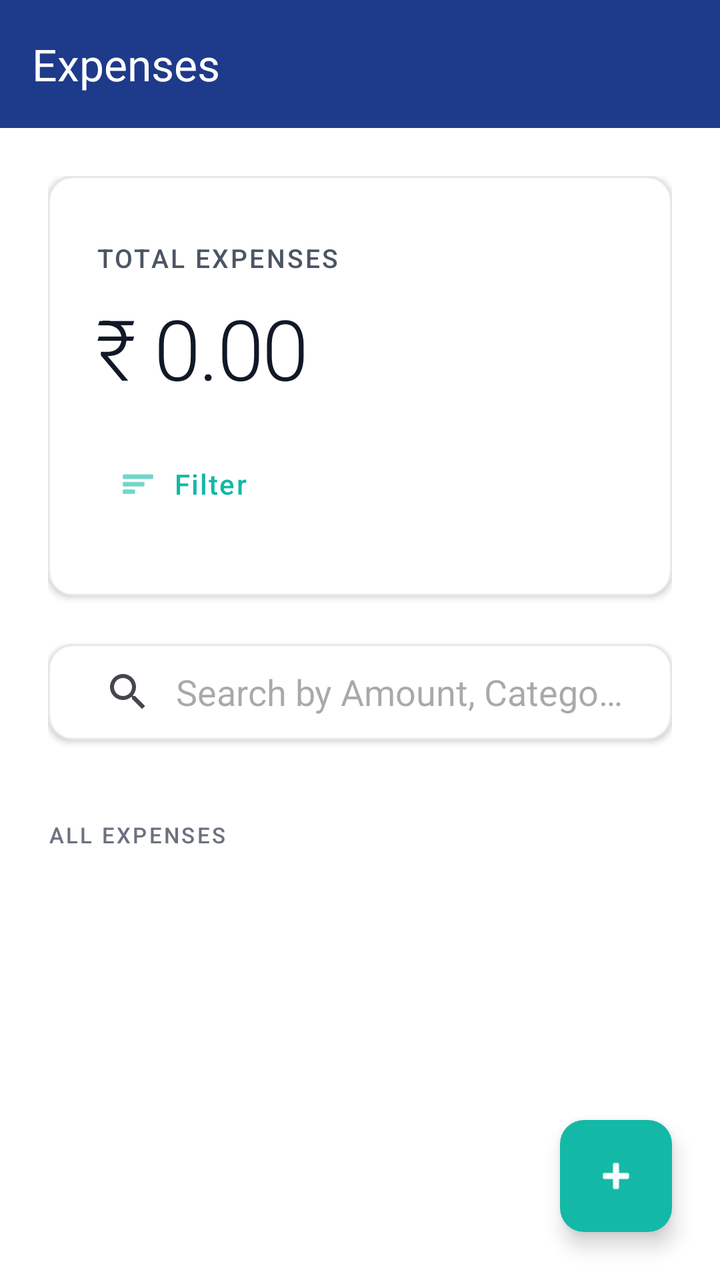
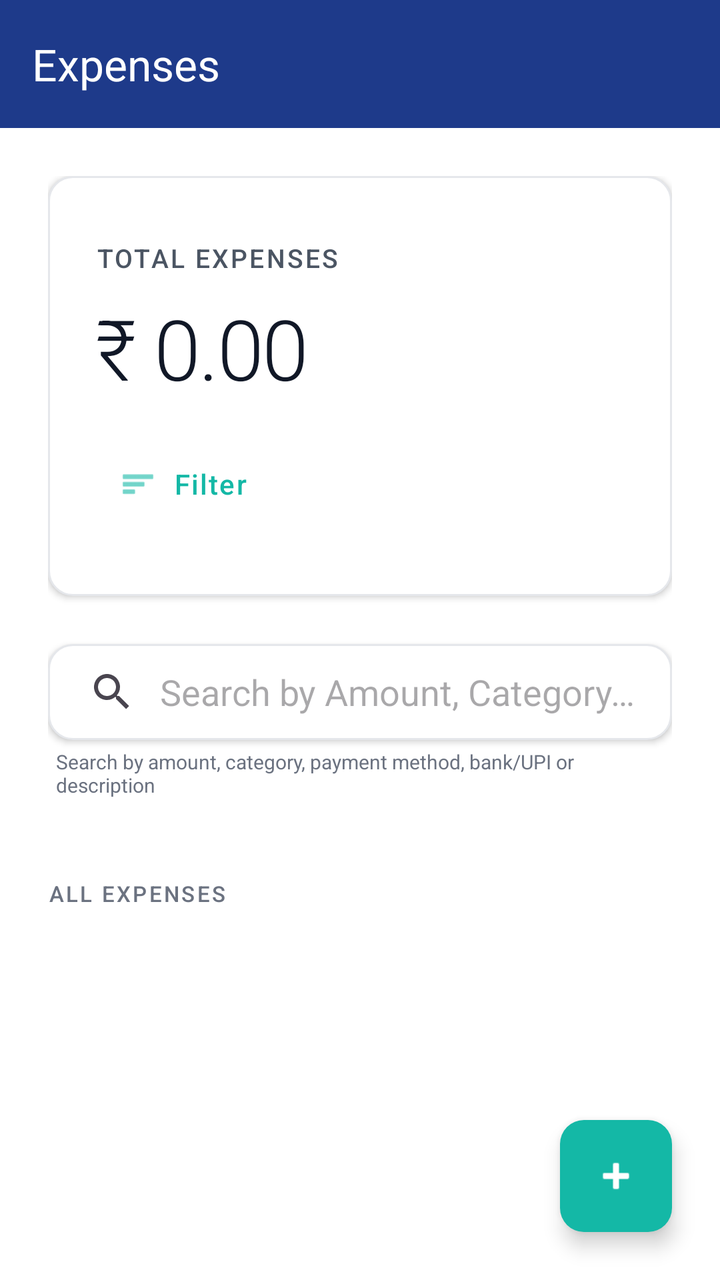

Screens rendered from an Android XML layout before and after an edit, with the pre-edit source and the edit as a unified diff.
<!-- AndroidManifest.xml: application theme Theme.ExpenseTracker.Timeless -->
<!-- res/layout/activity_main.xml -->
<?xml version="1.0" encoding="utf-8"?>
<androidx.coordinatorlayout.widget.CoordinatorLayout xmlns:android="http://schemas.android.com/apk/res/android"
    xmlns:app="http://schemas.android.com/apk/res-auto"
    android:layout_width="match_parent"
    android:layout_height="match_parent"
    android:background="@color/light_background">

    
    <com.google.android.material.appbar.AppBarLayout
        android:id="@+id/appBar"
        android:layout_width="match_parent"
        android:layout_height="wrap_content"
        android:background="@color/navy_primary"
        android:elevation="4dp"
        app:elevation="4dp">

        <com.google.android.material.appbar.MaterialToolbar
            android:id="@+id/toolbar"
            android:layout_width="match_parent"
            android:layout_height="?attr/actionBarSize"
            android:background="@color/navy_primary"
            app:title="Expenses"
            app:titleTextColor="@color/white" />

    </com.google.android.material.appbar.AppBarLayout>

    
    <androidx.core.widget.NestedScrollView
        android:layout_width="match_parent"
        android:layout_height="match_parent"
        android:fillViewport="true"
        android:scrollbars="vertical"
        android:scrollbarStyle="outsideOverlay"
        android:scrollbarThumbVertical="@color/teal_accent"
        android:scrollbarSize="4dp"
        android:fadeScrollbars="false"
        app:layout_behavior="@string/appbar_scrolling_view_behavior">

        <LinearLayout
            android:layout_width="match_parent"
            android:layout_height="wrap_content"
            android:orientation="vertical"
            android:padding="24dp">

            
            <LinearLayout
                android:layout_width="match_parent"
                android:layout_height="wrap_content"
                android:orientation="vertical"
                android:paddingVertical="32dp"
                android:paddingHorizontal="24dp"
                android:background="@drawable/timeless_card_bg"
                android:elevation="2dp">

                <TextView
                    android:layout_width="wrap_content"
                    android:layout_height="wrap_content"
                    android:text="Total Expenses"
                    android:textSize="13sp"
                    android:textColor="@color/timeless_text_secondary"
                    android:letterSpacing="0.08"
                    android:fontFamily="sans-serif-medium"
                    android:textAllCaps="true" />

                <TextView
                    android:id="@+id/tvTotalAmount"
                    android:layout_width="wrap_content"
                    android:layout_height="wrap_content"
                    android:text="₹ 0.00"
                    android:textSize="42sp"
                    android:textColor="@color/timeless_text_primary"
                    android:fontFamily="sans-serif-light"
                    android:letterSpacing="-0.02"
                    android:layout_marginTop="8dp" />

                
                <com.google.android.material.button.MaterialButton
                    android:id="@+id/btnFilter"
                    style="@style/Widget.Material3.Button.TextButton"
                    android:layout_width="wrap_content"
                    android:layout_height="48dp"
                    android:text="Filter"
                    android:textColor="@color/teal_accent"
                    android:textSize="14sp"
                    android:letterSpacing="0.05"
                    android:fontFamily="sans-serif-medium"
                    app:icon="@android:drawable/ic_menu_sort_by_size"
                    app:iconTint="@color/teal_accent"
                    app:iconGravity="start"
                    app:iconPadding="8dp"
                    app:rippleColor="@color/teal_light"
                    android:layout_marginTop="16dp" />

            </LinearLayout>

            
            <androidx.appcompat.widget.SearchView
                android:id="@+id/searchView"
                android:layout_width="match_parent"
                android:layout_height="wrap_content"
                android:layout_marginTop="24dp"
                android:paddingVertical="4dp"
                android:paddingHorizontal="8dp"
                android:background="@drawable/timeless_card_bg"
                android:elevation="2dp"
                android:queryHint="Search by Amount, Category, Payment Method, UPI App/Bank or Description"
                app:iconifiedByDefault="false"
                app:queryBackground="@android:color/transparent"
                app:defaultQueryHint="Search by Amount, Category, Payment Method, UPI App/Bank or Description" />

            
            <TextView
                android:id="@+id/tvExpensesHeader"
                android:layout_width="wrap_content"
                android:layout_height="wrap_content"
                android:text="All Expenses"
                android:textSize="11sp"
                android:textColor="@color/timeless_text_tertiary"
                android:letterSpacing="0.1"
                android:fontFamily="sans-serif-medium"
                android:textAllCaps="true"
                android:layout_marginTop="40dp"
                android:layout_marginBottom="16dp" />

            
            <TextView
                android:id="@+id/tvEmpty"
                android:layout_width="match_parent"
                android:layout_height="wrap_content"
                android:text="No expenses yet"
                android:textSize="15sp"
                android:textColor="@color/timeless_text_tertiary"
                android:fontFamily="sans-serif"
                android:gravity="center"
                android:padding="48dp"
                android:visibility="gone" />

            
            <androidx.recyclerview.widget.RecyclerView
                android:id="@+id/recyclerView"
                android:layout_width="match_parent"
                android:layout_height="wrap_content"
                android:clipToPadding="false"
                android:nestedScrollingEnabled="false"
                android:scrollbars="vertical"
                android:scrollbarStyle="outsideOverlay"
                android:scrollbarThumbVertical="@color/teal_accent"
                android:scrollbarSize="4dp"
                android:fadeScrollbars="false" />

            
            <com.google.android.material.card.MaterialCardView
                android:id="@+id/layoutCategorySummary"
                android:layout_width="match_parent"
                android:layout_height="wrap_content"
                android:layout_marginTop="24dp"
                android:visibility="gone"
                app:cardBackgroundColor="@color/timeless_off_white"
                app:cardCornerRadius="12dp"
                app:cardElevation="0dp"
                app:strokeWidth="0dp">

                <LinearLayout
                    android:layout_width="match_parent"
                    android:layout_height="wrap_content"
                    android:orientation="vertical"
                    android:padding="20dp">

                    <TextView
                        android:layout_width="wrap_content"
                        android:layout_height="wrap_content"
                        android:text="Summary by Category"
                        android:textSize="11sp"
                        android:textColor="@color/timeless_text_tertiary"
                        android:letterSpacing="0.1"
                        android:fontFamily="sans-serif-medium"
                        android:textAllCaps="true"
                        android:layout_marginBottom="16dp" />

                    <androidx.recyclerview.widget.RecyclerView
                        android:id="@+id/rvCategorySummary"
                        android:layout_width="match_parent"
                        android:layout_height="wrap_content"
                        android:nestedScrollingEnabled="false" />

                </LinearLayout>

            </com.google.android.material.card.MaterialCardView>

        </LinearLayout>

    </androidx.core.widget.NestedScrollView>

    
    <com.google.android.material.floatingactionbutton.FloatingActionButton
        android:id="@+id/fabAdd"
        android:layout_width="wrap_content"
        android:layout_height="wrap_content"
        android:layout_gravity="bottom|end"
        android:layout_margin="24dp"
        android:contentDescription="Add Expense"
        android:src="@android:drawable/ic_input_add"
        app:backgroundTint="@color/teal_accent"
        app:tint="@color/white"
        app:elevation="6dp"
        app:borderWidth="0dp" />

</androidx.coordinatorlayout.widget.CoordinatorLayout>
<!-- resources referenced by this layout -->
<resources>
  <color name="light_background">#FFFFFF</color>
  <color name="navy_primary">#1E3A8A</color>
  <color name="teal_accent">#14B8A6</color>
  <color name="teal_light">#5EEAD4</color>
  <color name="timeless_off_white">#F9FAFB</color>
  <color name="timeless_text_primary">#111827</color>
  <color name="timeless_text_secondary">#4B5563</color>
  <color name="timeless_text_tertiary">#6B7280</color>
  <color name="white">#FFFFFFFF</color>
  <!-- drawable timeless_card_bg (drawable) -->
  <?xml version="1.0" encoding="utf-8"?>
  <shape xmlns:android="http://schemas.android.com/apk/res/android">
      <solid android:color="@color/white" />
      <corners android:radius="12dp" />
      <stroke
          android:width="1dp"
          android:color="@color/gray_200" />
  </shape>
  <style name="Theme.ExpenseTracker.Timeless" parent="Theme.Material3.Light.NoActionBar">
          <item name="colorPrimary">@color/timeless_charcoal</item>
          <item name="colorOnPrimary">@color/timeless_white</item>
          <item name="colorSecondary">@color/timeless_gold</item>
          <item name="colorOnSecondary">@color/timeless_white</item>
          <item name="android:colorBackground">@color/timeless_white</item>
          <item name="colorSurface">@color/timeless_white</item>
          <item name="colorOnSurface">@color/timeless_text_primary</item>
          
          
          <item name="android:statusBarColor">@color/timeless_white</item>
          <item name="android:windowLightStatusBar">true</item>
          
          
          <item name="android:navigationBarColor">@color/timeless_white</item>
          <item name="android:windowLightNavigationBar">true</item>
      </style>
  <color name="gray_200">#E5E7EB</color>
  <color name="timeless_charcoal">#111827</color>
  <color name="timeless_white">#FFFFFF</color>
  <color name="timeless_gold">#14B8A6</color>
</resources>

<!-- the commit's change to res/layout/activity_main.xml (unified diff, before → after) -->
@@ -100,13 +100,23 @@
                 android:layout_height="wrap_content"
                 android:layout_marginTop="24dp"
                 android:paddingVertical="4dp"
-                android:paddingHorizontal="8dp"
                 android:background="@drawable/timeless_card_bg"
                 android:elevation="2dp"
                 android:queryHint="Search by Amount, Category, Payment Method, UPI App/Bank or Description"
                 app:iconifiedByDefault="false"
                 app:queryBackground="@android:color/transparent"
                 app:defaultQueryHint="Search by Amount, Category, Payment Method, UPI App/Bank or Description" />
+
+            
+            <TextView
+                android:layout_width="wrap_content"
+                android:layout_height="wrap_content"
+                android:text="Search by amount, category, payment method, bank/UPI or description"
+                android:textSize="10sp"
+                android:textColor="@color/timeless_text_tertiary"
+                android:layout_marginTop="4dp"
+                android:layout_marginStart="4dp"
+                android:fontFamily="sans-serif" />
 
             
             <TextView
